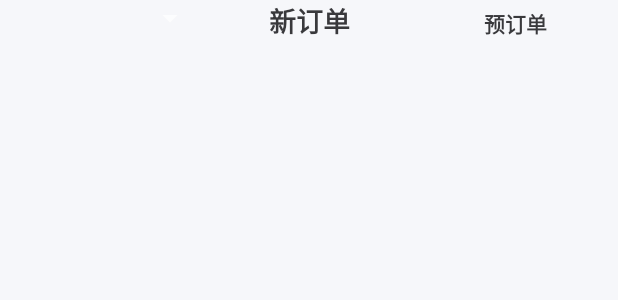
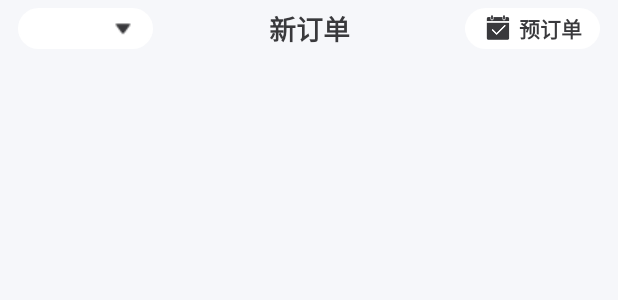
Before and after one commit to Le-XS/sunmi, an Android app: the layout home_page.xml on its own in the app's theme, with its tools: preview values and no code run, on a phone screen of 412 x 824 dp. Shown: the top 300 px of the screen. Run offline under Robolectric (Android 15) with nearby library versions, the phone set to English and light mode, and no system bars.

Commit message:
首页顶部样式

```diff
--- /dev/null
+++ b/app/src/main/res/drawable/home_top_stly.xml
@@ -0,0 +1,21 @@
+<?xml version="1.0" encoding="utf-8"?>
+<layer-list xmlns:android="http://schemas.android.com/apk/res/android">
+    //第一组item 圆角边框。
+    <item>
+        <shape>
+            <stroke
+                android:width="1dp"	android:color="@color/white" />		//边框线颜色
+            <corners android:radius="16dp" />		//圆角度数
+            <solid android:color="@color/white" >		//背景颜色
+            </solid>
+            <padding android:right="10dp" />  //边距
+        </shape>
+    </item>
+    //第二组item 插入图片(替换spinner默认箭头)
+    <item>
+        <bitmap
+            android:gravity="right"
+            android:src="@drawable/xiala"
+            />
+    </item>
+</layer-list>
--- /dev/null
+++ b/app/src/main/res/drawable/pre_order_style.xml
@@ -0,0 +1,8 @@
+<?xml version="1.0" encoding="utf-8"?>
+<shape xmlns:android="http://schemas.android.com/apk/res/android">
+    <solid android:color="@color/white" />
+    <corners android:radius="16dp" />
+    <padding
+        android:left="12dp"
+        android:right="12dp" />
+</shape>
--- a/app/src/main/res/layout/home_page.xml
+++ b/app/src/main/res/layout/home_page.xml
@@ -1,46 +1,66 @@
 <?xml version="1.0" encoding="utf-8"?>
 <RelativeLayout
     xmlns:android="http://schemas.android.com/apk/res/android"
+    xmlns:app="http://schemas.android.com/apk/res-auto"
     android:layout_width="match_parent"
     android:layout_height="match_parent"
     android:background="#F6F7FA">
 
     <LinearLayout
+        android:id="@+id/top_layout"
         android:layout_width="match_parent"
         android:layout_height="wrap_content"
+        android:layout_alignParentStart="true"
+        android:layout_alignParentTop="true"
+        android:layout_alignParentEnd="true"
+        android:layout_marginStart="12dp"
+        android:layout_marginTop="5dp"
+        android:layout_marginEnd="12dp"
         android:orientation="horizontal">
 
         <Spinner
             android:id="@+id/switching_platform"
-            android:layout_width="0dp"
-            android:layout_height="wrap_content"
-            android:layout_weight="1"
-            />
-
+            android:layout_width="90dp"
+            android:layout_height="match_parent"
+            android:background="@drawable/home_top_stly"/>
 
         <TextView
             android:layout_width="0dp"
             android:layout_height="wrap_content"
             android:layout_weight="1"
+            android:gravity="center"
             android:text="@string/new_order"
+            android:textColor="#39393C"
             android:textSize="18sp"
-            android:textColor="#39393C"
-            android:gravity="center_horizontal"
-            android:textStyle="bold"/>
+            android:textStyle="bold" />
 
-        <TextView
-            android:layout_width="0dp"
-            android:layout_height="wrap_content"
-            android:layout_weight="1"
-            android:text="@string/pre_order"
-            android:textSize="14sp"
-            android:textColor="#39393C"
-            android:gravity="center_horizontal"
-            android:textStyle="bold"/>
+        <LinearLayout
+            android:layout_width="90dp"
+            android:layout_height="match_parent"
+            android:orientation="horizontal"
+            android:background="@drawable/pre_order_style">
+
+            <ImageView
+                android:id="@+id/imageView"
+                android:layout_width="20dp"
+                android:layout_height="20dp"
+                android:layout_gravity="center"
+                app:srcCompat="@drawable/per_order_image" />
+
+            <TextView
+                android:layout_width="match_parent"
+                android:layout_height="wrap_content"
+                android:gravity="right|center_vertical"
+                android:layout_gravity="center"
+                android:text="@string/pre_order"
+                android:textColor="#39393C"
+                android:textSize="14sp"
+                android:textStyle="bold"
+                />
+
+        </LinearLayout>
 
     </LinearLayout>
 
 
-
-
 </RelativeLayout>
```
Also changed, not shown: app/src/main/res/drawable/per_order_image.png (added).
